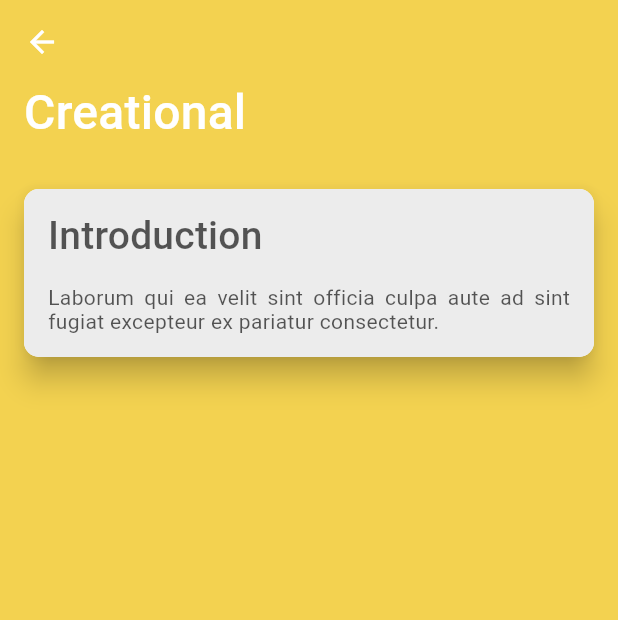
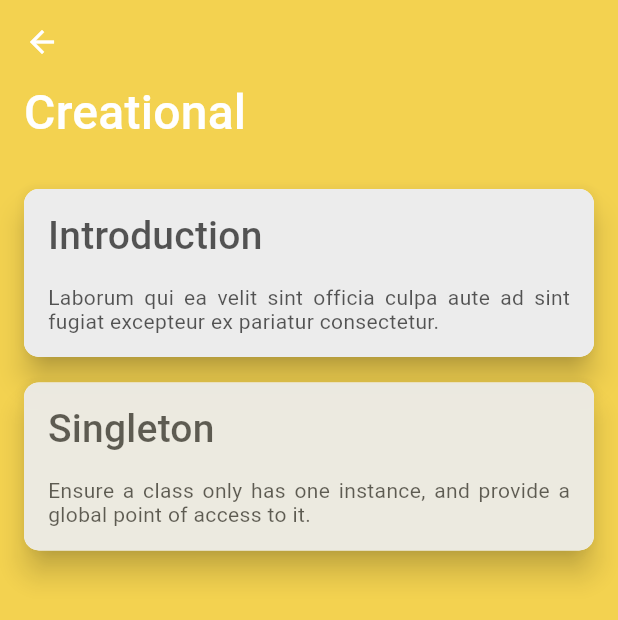
Before and after one commit to GreyImediary/flutter_design_patterns, a Flutter app: the screen it shows after launch, after a tap on "Creational", on a phone screen of 412 x 824 dp. Shown: the top 620 px of the screen. Run offline on Flutter 3.47's test engine with Material 2 defaults, Android fonts, the phone set to English and light mode, and no system bars; our stand-ins replace flutter_markdown, font_awesome_flutter.

Commit message:
add singleton

```diff
--- a/assets/data/design_patterns.json
+++ b/assets/data/design_patterns.json
@@ -9,6 +9,12 @@
                 "title": "Introduction",
                 "description": "Laborum qui ea velit sint officia culpa aute ad sint fugiat excepteur ex pariatur consectetur.",
                 "route": "/introduction"
+            },
+            {
+                "id": "singleton",
+                "title": "Singleton",
+                "description": "Ensure a class only has one instance, and provide a global point of access to it.",
+                "route": "/singleton"
             }
         ]
     },
--- a/lib/data/repositories/markdown_repository.dart
+++ b/lib/data/repositories/markdown_repository.dart
@@ -5,8 +5,8 @@ import 'package:flutter_design_patterns/constants.dart';
 class MarkdownRepository {
   Future<String> get(String designPatternId) async {
     var path = '$markdownPath$designPatternId.md';
+    print(path);
     var markdownString = await rootBundle.loadString(path);
-
     return markdownString;
   }
 }
--- /dev/null
+++ b/lib/design_patterns/singleton/example_state.dart
@@ -0,0 +1,14 @@
+import 'example_state_base.dart';
+
+class ExampleState extends ExampleStateBase {
+  static final ExampleState _instance = ExampleState._internal();
+
+  factory ExampleState() {
+    return _instance;
+  }
+
+  ExampleState._internal() {
+    initialText = 'A new ExampleState instance has benn created';
+    stateText = initialText;
+  }
+}
--- /dev/null
+++ b/lib/design_patterns/singleton/example_state_without_singleton.dart
@@ -0,0 +1,8 @@
+import 'example_state_base.dart';
+
+class ExampleStateWithoutSingleton extends ExampleStateBase {
+  ExampleStateWithoutSingleton() {
+    initialText = 'A new ExampleStateWithoutSingleton';
+    stateText = initialText;
+  }
+}
--- a/lib/router.dart
+++ b/lib/router.dart
@@ -7,6 +7,7 @@ import 'package:flutter_design_patterns/screens/category/category.dart';
 import 'package:flutter_design_patterns/screens/design_pattern_details/design_pattern_details.dart';
 import 'package:flutter_design_patterns/screens/main_menu/main_menu.dart';
 import 'package:flutter_design_patterns/widgets/introduction/introduction.dart';
+import 'package:flutter_design_patterns/widgets/singleton/singleton.dart';
 
 class AppRouter {
   static Route<dynamic> generateRoute(RouteSettings settings) {
@@ -31,6 +32,15 @@ class AppRouter {
           ),
         );
 
+      case _DesignPatternRoutes.singletonRoute:
+        final pattern = settings.arguments as DesignPattern;
+        return MaterialPageRoute(
+            builder: (_) => DesignPatternDetails(
+              designPattern: pattern,
+              example: Singleton(),
+            )
+        );
+
       default:
         return MaterialPageRoute(
           builder: (_) => MainMenu(),
@@ -41,4 +51,5 @@ class AppRouter {
 
 class _DesignPatternRoutes {
   static const String introductionRoute = '/introduction';
+  static const String singletonRoute = '/singleton';
 }
--- a/pubspec.yaml
+++ b/pubspec.yaml
@@ -10,7 +10,7 @@ dependencies:
   flutter:
     sdk: flutter
   font_awesome_flutter: ^8.5.0
-  flutter_markdown: ^0.2.0
+  flutter_markdown: ^0.5.1
 
   cupertino_icons: ^0.1.2
 
@@ -25,6 +25,9 @@ flutter:
     - assets/
     - assets/data/
     - assets/markdown/
+    - assets/images/
+    - assets/images/singleton/
+    - assets/images/singleton/singleton.png
   fonts:
     - family: Roboto
       fonts:
```
Also changed, not shown: lib/design_patterns/singleton/example_state_base.dart (added, +18 -0 lines), lib/widgets/singleton/singleton.dart (added, +75 -0 lines), lib/widgets/singleton/singleton_example_card.dart (added, +27 -0 lines), assets/images/singleton/singleton.png (added), assets/images/singleton/singleton_implementation.png (added), pubspec.lock, 1 other file.
